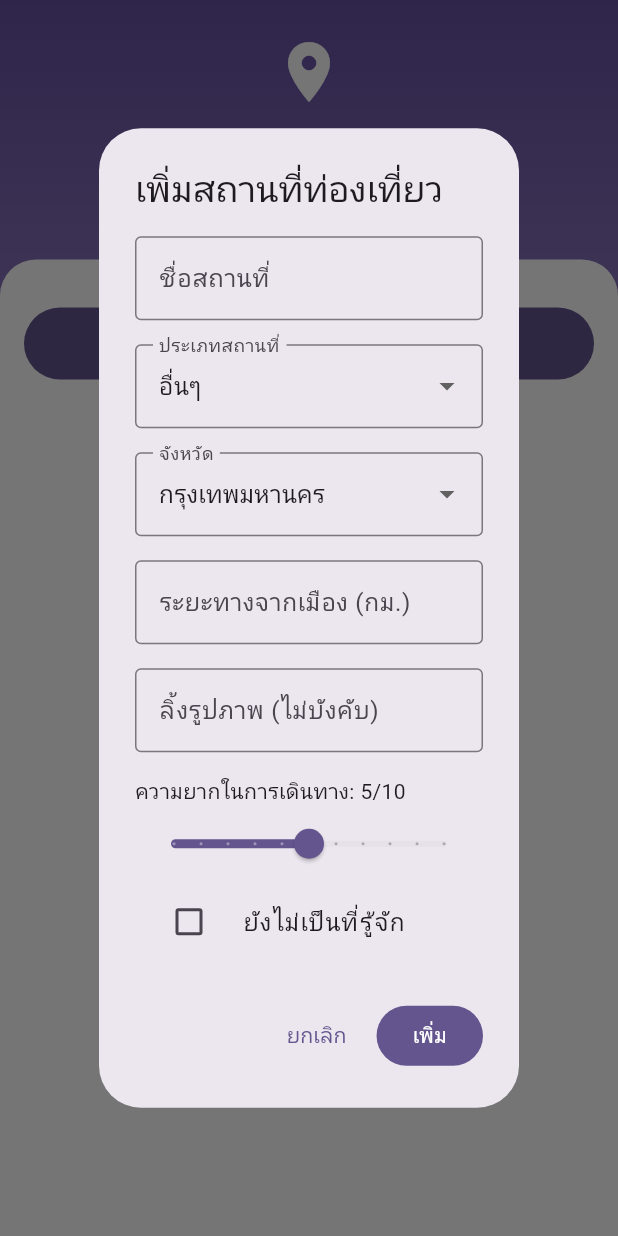
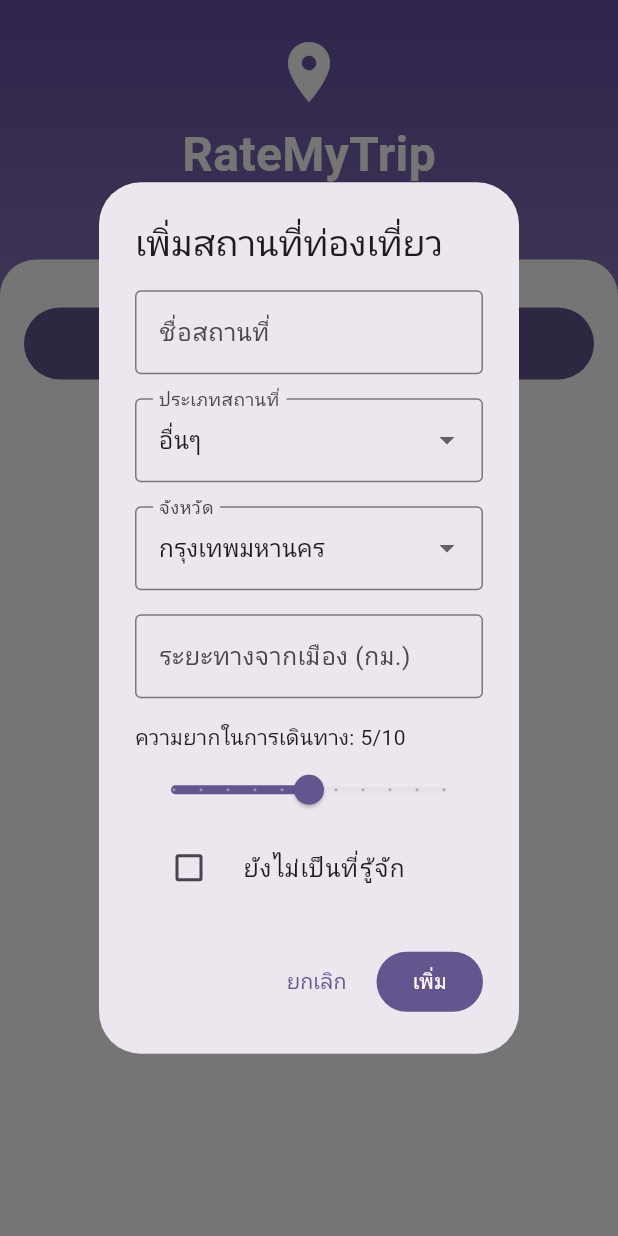
Before and after one commit to Rinlanee07/form_app_by_Rin, a Flutter app: the screen it shows after launch, after a tap on "เพิ่มสถานที่ท่องเที่ยว", on a phone screen of 412 x 824 dp. Run offline on Flutter 3.47's test engine with Material 3 defaults, Android fonts, the phone set to English and light mode, and no system bars.

Commit message:
แกไข main.dart

```diff
--- a/lib/main.dart
+++ b/lib/main.dart
@@ -109,7 +109,7 @@ class _HomePageState extends State<HomePage> {
                     ),
                     Text(
                       'ค้นหาและประเมินสถานที่ท่องเที่ยว',
-                      style: TextStyle(fontSize: 16, color: Colors.white.withOpacity(0.9)),
+                      style: TextStyle(fontSize: 16, color: Colors.white),
                     ),
                   ],
                 ),
@@ -164,7 +164,7 @@ class _HomePageState extends State<HomePage> {
                                     margin: const EdgeInsets.only(bottom: 12),
                                     child: ListTile(
                                       leading: CircleAvatar(
-                                        backgroundColor: const Color(0xFF6750A4).withOpacity(0.1),
+                                        backgroundColor: const Color(0xFF6750A4),
                                         child: Icon(_getLocationIcon(location.type), color: const Color(0xFF6750A4)),
                                       ),
                                       title: Text(location.name, style: const TextStyle(fontWeight: FontWeight.bold)),
@@ -263,15 +263,6 @@ class _HomePageState extends State<HomePage> {
                   keyboardType: TextInputType.number,
                   inputFormatters: [FilteringTextInputFormatter.digitsOnly],
                   validator: (value) => value?.isEmpty == true ? 'กรุณากรอกระยะทาง' : null,
-                ),
-                const SizedBox(height: 16),
-
-                TextFormField(
-                  decoration: const InputDecoration(
-                    labelText: 'ลิ้งรูปภาพ (ไม่บังคับ)',
-                    border: OutlineInputBorder(),
-                  ),
-                  onChanged: (value) => _imageUrl = value,
                 ),
                 const SizedBox(height: 16),
 
```
